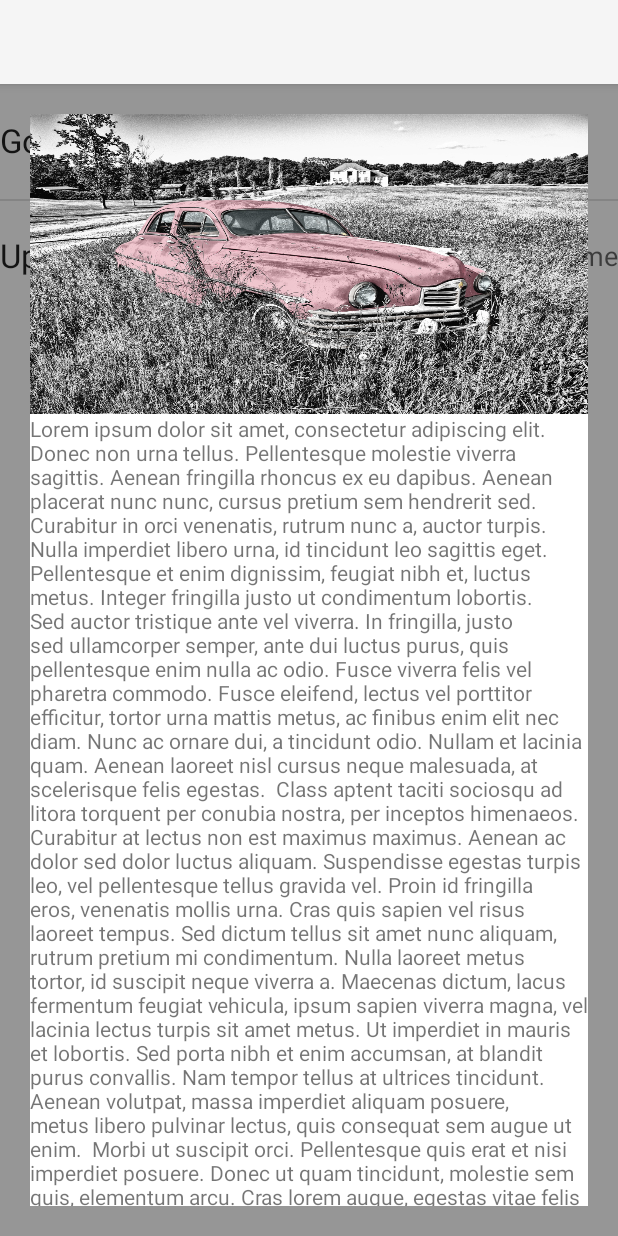
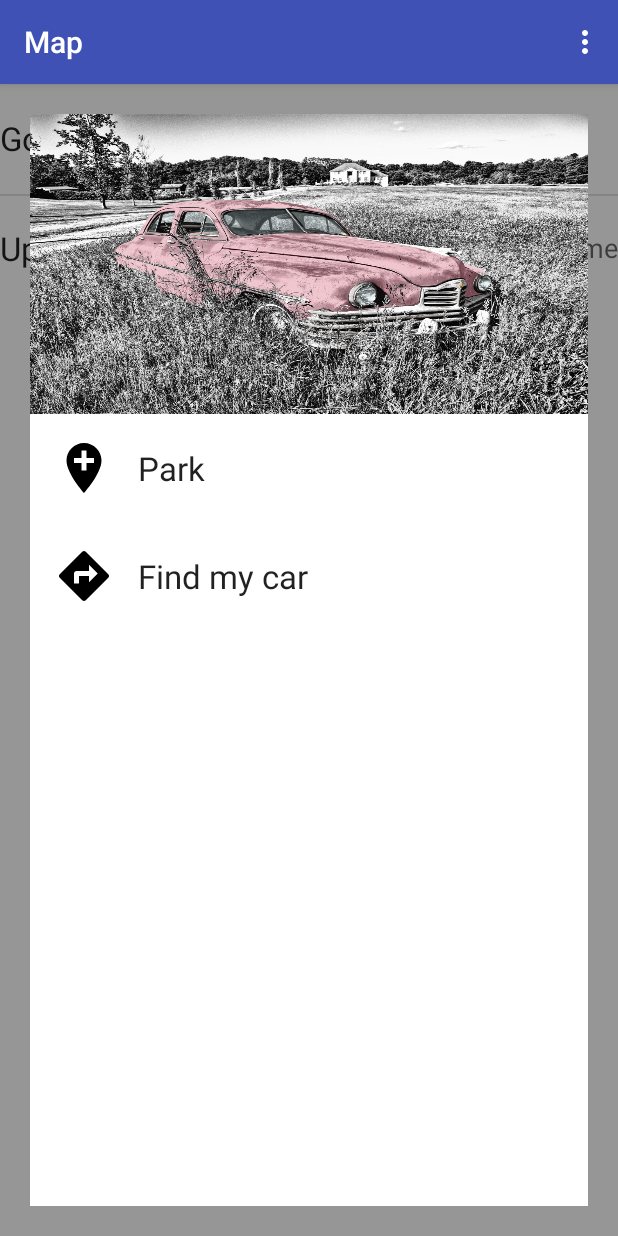
Before and after one commit to lohnn/find-my-car, an Android app: the fragment CarActionsFragment placed in its activity, on a phone screen of 412 x 824 dp. Run offline under Robolectric (Android 15) with nearby library versions, the phone set to English and light mode, and no system bars; libraries missing offline, so code that uses them is left out: com.sothree.slidinguppanel; plain views replace SlidingUpPanelLayout; 3 statements that could not run were skipped.

Commit message:
Redesigning car actions

```diff
--- a/mobile/src/main/AndroidManifest.xml
+++ b/mobile/src/main/AndroidManifest.xml
@@ -15,7 +15,7 @@
         android:icon="@mipmap/ic_launcher"
         android:label="@string/app_name"
         android:supportsRtl="true"
-        android:theme="@style/Theme.AppCompat.Light.NoActionBar">
+        android:theme="@style/FindMyCarAppTheme">
 
         <!--
              The API key for Google Maps-based APIs is defined as a string resource.
--- a/mobile/src/main/java/se/designcoach/findmycar/MainActivity.kt
+++ b/mobile/src/main/java/se/designcoach/findmycar/MainActivity.kt
@@ -8,14 +8,20 @@ import android.os.Bundle
 import android.support.v4.app.ActivityCompat
 import android.support.v4.app.FragmentActivity
 import android.support.v4.content.ContextCompat
+import android.support.v7.app.ActionBarActivity
+import android.support.v7.app.AppCompatActivity
 import android.support.v7.widget.LinearLayoutManager
 import android.support.v7.widget.RecyclerView
+import android.support.v7.widget.Toolbar
 import android.util.Log
+import android.view.Menu
+import android.view.MenuItem
 import com.google.android.gms.maps.CameraUpdateFactory
 import com.google.android.gms.maps.GoogleMap
 import com.google.android.gms.maps.OnMapReadyCallback
 import com.google.android.gms.maps.SupportMapFragment
 import com.google.android.gms.maps.model.LatLng
+import com.sothree.slidinguppanel.SlidingUpPanelLayout
 import se.designcoach.findmycar.adapter.MainCarAdapter
 import se.designcoach.findmycar.fragment.CarActionsFragment
 import se.designcoach.findmycar.model.BluetoothDevice
@@ -27,7 +33,7 @@ import java.util.*
  * Created by lohnn-macPro on 31/03/16.
  */
 
-class MainActivity : FragmentActivity(), OnMapReadyCallback {
+class MainActivity : AppCompatActivity(), OnMapReadyCallback {
     companion object {
         val TAG = "MainActivity"
         val ARG_CAR_POSITION = "CarPosition"
@@ -35,23 +41,30 @@ class MainActivity : FragmentActivity(), OnMapReadyCallback {
     }
 
     private var mMap: GoogleMap? = null
-    private var carPosition: LatLng? = null
     private var carActionsFragment: CarActionsFragment? = null
+    private var slidingUpPanel: SlidingUpPanelLayout? = null
 
     override fun onCreate(savedInstanceState: Bundle?) {
         super.onCreate(savedInstanceState)
-        val args = intent.extras
-        carPosition = args?.getParcelable<LatLng?>(ARG_CAR_POSITION)
-        if (carPosition == null) carPosition = LatLng(56.684238, 16.320195)
+
         setContentView(R.layout.activity_main)
         //Obtain the SupportMapFragment and get notified when the map is ready to be used.
         val mapFragment = supportFragmentManager.findFragmentById(R.id.map) as SupportMapFragment
         mapFragment.getMapAsync(this)
 
+        //Add some static cars to the list
+        val carPosition = LatLng(56.684238, 16.320195)
         val golfen = Car("Golfen", emptyArray<BluetoothDevice>())
         val uppen = Car("Uppen", emptyArray())
         uppen.lastSeen = LastSeenPosition(Date(), carPosition!!)
         val cars = arrayOf(golfen, uppen)
+
+        //Toolbar
+        val toolbar = findViewById(R.id.toolbar) as Toolbar
+        setSupportActionBar(toolbar)
+
+        //SlidingUpPanel (car list)
+        slidingUpPanel = findViewById(R.id.sliding_layout) as SlidingUpPanelLayout?
 
         val mainContent = findViewById(R.id.main_content)
         val recyclerView = findViewById(R.id.recyclerView) as RecyclerView
@@ -62,7 +75,7 @@ class MainActivity : FragmentActivity(), OnMapReadyCallback {
 
                 carActionsFragment = CarActionsFragment.newInstance(car)
                 val ft = supportFragmentManager.beginTransaction()
-                ft.add(mainContent.id, carActionsFragment).addToBackStack(null).commit()
+                ft.add(mainContent!!.id, carActionsFragment).addToBackStack(null).commit()
 
                 //                if(car.lastSeen != null){
                 //                    mMap!!.addMarker(MarkerOptions().position(car.lastSeen!!.position).title(getString(R.string.heres_your_car)))
@@ -71,6 +84,20 @@ class MainActivity : FragmentActivity(), OnMapReadyCallback {
             }
         })
         recyclerView.addItemDecoration(DividerItemDecoration(this, null))
+    }
+
+    override fun onCreateOptionsMenu(menu: Menu?): Boolean {
+        menuInflater.inflate(R.menu.menu_main, menu)
+        return true
+    }
+
+    override fun onOptionsItemSelected(item: MenuItem?): Boolean {
+        when(item?.itemId){
+            R.id.action_settings -> {
+                Log.d(TAG, "Want to open settings")
+            }
+        }
+        return super.onOptionsItemSelected(item)
     }
 
     override fun onRequestPermissionsResult(requestCode: Int, permissions: Array<out String>, grantResults: IntArray) {
@@ -82,6 +109,10 @@ class MainActivity : FragmentActivity(), OnMapReadyCallback {
     }
 
     override fun onBackPressed() {
+        if (slidingUpPanel?.panelState == SlidingUpPanelLayout.PanelState.EXPANDED) {
+            slidingUpPanel!!.panelState = SlidingUpPanelLayout.PanelState.COLLAPSED
+            return
+        }
         super.onBackPressed()
     }
 
--- a/mobile/src/main/java/se/designcoach/findmycar/fragment/CarActionsFragment.kt
+++ b/mobile/src/main/java/se/designcoach/findmycar/fragment/CarActionsFragment.kt
@@ -3,9 +3,7 @@ package se.designcoach.findmycar.fragment
 import android.os.Bundle
 import android.support.design.widget.CollapsingToolbarLayout
 import android.support.v4.app.Fragment
-import android.view.LayoutInflater
-import android.view.View
-import android.view.ViewGroup
+import android.view.*
 import se.designcoach.findmycar.R
 import se.designcoach.findmycar.model.Car
 
@@ -31,6 +29,7 @@ class CarActionsFragment : Fragment() {
     override fun onCreate(savedInstanceState: Bundle?) {
         super.onCreate(savedInstanceState)
         carName = arguments.getString(ARG_CAR_NAME)
+        setHasOptionsMenu(true)
     }
 
     override fun onCreateView(inflater: LayoutInflater?, container: ViewGroup?, savedInstanceState: Bundle?): View? {
--- /dev/null
+++ b/mobile/src/main/res/drawable/ic_add_location.xml
@@ -0,0 +1,9 @@
+<vector xmlns:android="http://schemas.android.com/apk/res/android"
+        android:width="24dp"
+        android:height="24dp"
+        android:viewportWidth="24.0"
+        android:viewportHeight="24.0">
+    <path
+        android:fillColor="#FF000000"
+        android:pathData="M12,2C8.14,2 5,5.14 5,9c0,5.25 7,13 7,13s7,-7.75 7,-13c0,-3.86 -3.14,-7 -7,-7zM16,10h-3v3h-2v-3L8,10L8,8h3L11,5h2v3h3v2z"/>
+</vector>
--- /dev/null
+++ b/mobile/src/main/res/drawable/ic_directions.xml
@@ -0,0 +1,9 @@
+<vector xmlns:android="http://schemas.android.com/apk/res/android"
+        android:width="24dp"
+        android:height="24dp"
+        android:viewportWidth="24.0"
+        android:viewportHeight="24.0">
+    <path
+        android:fillColor="#FF000000"
+        android:pathData="M21.71,11.29l-9,-9c-0.39,-0.39 -1.02,-0.39 -1.41,0l-9,9c-0.39,0.39 -0.39,1.02 0,1.41l9,9c0.39,0.39 1.02,0.39 1.41,0l9,-9c0.39,-0.38 0.39,-1.01 0,-1.41zM14,14.5V12h-4v3H8v-4c0,-0.55 0.45,-1 1,-1h5V7.5l3.5,3.5 -3.5,3.5z"/>
+</vector>
--- /dev/null
+++ b/mobile/src/main/res/drawable/ic_mode_edit.xml
@@ -0,0 +1,9 @@
+<vector xmlns:android="http://schemas.android.com/apk/res/android"
+        android:width="24dp"
+        android:height="24dp"
+        android:viewportWidth="24.0"
+        android:viewportHeight="24.0">
+    <path
+        android:fillColor="#FF000000"
+        android:pathData="M3,17.25V21h3.75L17.81,9.94l-3.75,-3.75L3,17.25zM20.71,7.04c0.39,-0.39 0.39,-1.02 0,-1.41l-2.34,-2.34c-0.39,-0.39 -1.02,-0.39 -1.41,0l-1.83,1.83 3.75,3.75 1.83,-1.83z"/>
+</vector>
--- a/mobile/src/main/res/layout/activity_edit_car.xml
+++ b/mobile/src/main/res/layout/activity_edit_car.xml
@@ -1,7 +1,6 @@
-<android.support.design.widget.CoordinatorLayout
+<android.support.design.widget.CoordinatorLayout xmlns:android="http://schemas.android.com/apk/res/android"
+    xmlns:app="http://schemas.android.com/apk/res-auto"
     android:id="@+id/main_content"
-    xmlns:android="http://schemas.android.com/apk/res/android"
-    xmlns:app="http://schemas.android.com/apk/res-auto"
     android:layout_width="match_parent"
     android:layout_height="match_parent">
 
@@ -28,14 +27,13 @@
         android:id="@+id/content"
         android:layout_width="match_parent"
         android:layout_height="match_parent"
-        app:layout_behavior="@string/appbar_scrolling_view_behavior"
-        >
+        app:layout_behavior="@string/appbar_scrolling_view_behavior">
 
         <TextView
+            android:id="@+id/textView"
             android:layout_width="match_parent"
             android:layout_height="75dp"
-            android:text="Here&apos;s your cars!"
-            android:id="@+id/textView"
-            android:layout_gravity="left|top" />
+            android:layout_gravity="left|top"
+            android:text="Here&apos;s your cars!" />
     </FrameLayout>
 </android.support.design.widget.CoordinatorLayout>
--- a/mobile/src/main/res/layout/activity_main.xml
+++ b/mobile/src/main/res/layout/activity_main.xml
@@ -8,6 +8,7 @@
     <LinearLayout
         android:layout_width="match_parent"
         android:layout_height="match_parent"
+        android:fitsSystemWindows="true"
         android:orientation="vertical">
 
         <!-- AppBarLayout is a wrapper for a Toolbar in order to apply scrolling effects. -->
@@ -24,7 +25,9 @@
                 android:layout_width="match_parent"
                 android:layout_height="?attr/actionBarSize"
                 android:background="?attr/colorPrimary"
-                app:layout_scrollFlags="scroll|enterAlways" />
+                app:layout_scrollFlags="scroll|enterAlways"
+                app:popupTheme="@style/ThemeOverlay.AppCompat.Light"
+                app:theme="@style/ThemeOverlay.AppCompat.Dark.ActionBar" />
         </android.support.design.widget.AppBarLayout>
 
         <!-- FrameLayout can be used to insert fragments to display the content of the screen -->
--- a/mobile/src/main/res/layout/fragment_car_actions.xml
+++ b/mobile/src/main/res/layout/fragment_car_actions.xml
@@ -5,20 +5,19 @@
     android:layout_height="match_parent"
     android:background="#66000000"
     android:clickable="true"
-    android:fitsSystemWindows="true"
     android:padding="20dp">
 
     <android.support.design.widget.AppBarLayout
         android:layout_width="match_parent"
-        android:layout_height="wrap_content"
-        android:fitsSystemWindows="true">
+        android:layout_height="wrap_content">
 
         <android.support.design.widget.CollapsingToolbarLayout
             android:id="@+id/carActions_collapsing_toolbar"
             android:layout_width="match_parent"
             android:layout_height="match_parent"
+            app:collapsedTitleTextAppearance="@style/CollapsedAppBar"
             app:contentScrim="@android:color/holo_purple"
-            app:expandedTitleTextAppearance="@style/CollapsedAppBar"
+            app:expandedTitleTextAppearance="@style/ExpandedAppBar"
             app:layout_scrollFlags="scroll|exitUntilCollapsed">
 
             <RelativeLayout
@@ -57,9 +56,12 @@
             <android.support.v7.widget.Toolbar
                 android:layout_width="match_parent"
                 android:layout_height="?attr/actionBarSize"
-                app:layout_collapseMode="pin"></android.support.v7.widget.Toolbar>
+                app:layout_collapseMode="pin">
+
+            </android.support.v7.widget.Toolbar>
         </android.support.design.widget.CollapsingToolbarLayout>
     </android.support.design.widget.AppBarLayout>
+
 
     <android.support.v4.widget.NestedScrollView
         android:layout_width="match_parent"
@@ -67,13 +69,71 @@
         android:background="@android:color/white"
         app:layout_behavior="@string/appbar_scrolling_view_behavior">
 
-        <TextView
+        <LinearLayout
             android:layout_width="match_parent"
-            android:layout_height="match_parent"
-            android:text="Lorem ipsum dolor sit amet, consectetur adipiscing elit. Donec non urna tellus. Pellentesque molestie viverra sagittis. Aenean fringilla rhoncus ex eu dapibus. Aenean placerat nunc nunc, cursus pretium sem hendrerit sed. Curabitur in orci venenatis, rutrum nunc a, auctor turpis. Nulla imperdiet libero urna, id tincidunt leo sagittis eget. Pellentesque et enim dignissim, feugiat nibh et, luctus metus. Integer fringilla justo ut condimentum lobortis. Sed auctor tristique ante vel viverra. In fringilla, justo sed ullamcorper semper, ante dui luctus purus, quis pellentesque enim nulla ac odio. Fusce viverra felis vel pharetra commodo. Fusce eleifend, lectus vel porttitor efficitur, tortor urna mattis metus, ac finibus enim elit nec diam. Nunc ac ornare dui, a tincidunt odio. Nullam et lacinia quam. Aenean laoreet nisl cursus neque malesuada, at scelerisque felis egestas.
+            android:layout_height="wrap_content"
+            android:background="@android:color/white"
+            android:orientation="vertical"
+            app:layout_behavior="@string/appbar_scrolling_view_behavior">
 
-Class aptent taciti sociosqu ad litora torquent per conubia nostra, per inceptos himenaeos. Curabitur at lectus non est maximus maximus. Aenean ac dolor sed dolor luctus aliquam. Suspendisse egestas turpis leo, vel pellentesque tellus gravida vel. Proin id fringilla eros, venenatis mollis urna. Cras quis sapien vel risus laoreet tempus. Sed dictum tellus sit amet nunc aliquam, rutrum pretium mi condimentum. Nulla laoreet metus tortor, id suscipit neque viverra a. Maecenas dictum, lacus fermentum feugiat vehicula, ipsum sapien viverra magna, vel lacinia lectus turpis sit amet metus. Ut imperdiet in mauris et lobortis. Sed porta nibh et enim accumsan, at blandit purus convallis. Nam tempor tellus at ultrices tincidunt. Aenean volutpat, massa imperdiet aliquam posuere, metus libero pulvinar lectus, quis consequat sem augue ut enim.
+            <RelativeLayout
+                android:layout_width="match_parent"
+                android:layout_height="72dp">
 
-Morbi ut suscipit orci. Pellentesque quis erat et nisi imperdiet posuere. Donec ut quam tincidunt, molestie sem quis, elementum arcu. Cras lorem augue, egestas vitae felis a, aliquet posuere neque. Integer nec enim et leo consequat consequat id vel nibh. Donec tristique erat neque, at cursus dui gravida in. Vivamus sit amet quam metus. Maecenas rhoncus posuere tortor, sed ullamcorper est mollis sed. Duis in lectus in arcu eleifend faucibus. Nulla at magna a nunc dictum laoreet sit amet at odio. Aliquam blandit bibendum purus vel pulvinar. Vivamus sed lectus id eros tincidunt hendrerit ut sed nulla. Curabitur eu odio rhoncus massa ornare pretium non in mi. Vivamus quis orci a dolor mattis vestibulum quis ac libero." />
+                <ImageView
+                    android:id="@+id/imageView2"
+                    android:layout_width="40dp"
+                    android:layout_height="40dp"
+                    android:layout_alignParentLeft="true"
+                    android:layout_alignParentStart="true"
+                    android:layout_centerVertical="true"
+                    android:layout_margin="16dp"
+                    android:src="@drawable/ic_add_location" />
+
+                <TextView
+                    android:id="@+id/textView2"
+                    android:layout_width="wrap_content"
+                    android:layout_height="wrap_content"
+                    android:layout_alignParentEnd="true"
+                    android:layout_alignParentRight="true"
+                    android:layout_centerVertical="true"
+                    android:layout_marginEnd="16dp"
+                    android:layout_marginRight="16dp"
+                    android:layout_toEndOf="@+id/imageView2"
+                    android:layout_toRightOf="@+id/imageView2"
+                    android:text="@string/carActions_park"
+                    android:textAppearance="?android:attr/textAppearanceLarge" />
+            </RelativeLayout>
+
+            <RelativeLayout
+                android:layout_width="match_parent"
+                android:layout_height="72dp">
+
+                <ImageView
+                    android:id="@+id/imageView3"
+                    android:layout_width="40dp"
+                    android:layout_height="40dp"
+                    android:layout_alignParentLeft="true"
+                    android:layout_alignParentStart="true"
+                    android:layout_centerVertical="true"
+                    android:layout_margin="16dp"
+                    android:src="@drawable/ic_directions" />
+
+                <TextView
+                    android:id="@+id/textView3"
+                    android:layout_width="wrap_content"
+                    android:layout_height="wrap_content"
+                    android:layout_alignParentEnd="true"
+                    android:layout_alignParentRight="true"
+                    android:layout_centerVertical="true"
+                    android:layout_marginEnd="16dp"
+                    android:layout_marginRight="16dp"
+                    android:layout_toEndOf="@+id/imageView3"
+                    android:layout_toRightOf="@+id/imageView3"
+                    android:text="@string/carActions_find"
+                    android:textAppearance="?android:attr/textAppearanceLarge" />
+            </RelativeLayout>
+
+        </LinearLayout>
     </android.support.v4.widget.NestedScrollView>
 </android.support.design.widget.CoordinatorLayout>
--- a/mobile/src/main/res/layout/main_car_view.xml
+++ b/mobile/src/main/res/layout/main_car_view.xml
@@ -1,7 +1,7 @@
 <?xml version="1.0" encoding="utf-8"?>
 <RelativeLayout xmlns:android="http://schemas.android.com/apk/res/android"
     android:layout_width="match_parent"
-    android:layout_height="75dp"
+    android:layout_height="72dp"
     android:orientation="vertical"
     android:background="?attr/selectableItemBackground">
 
--- /dev/null
+++ b/mobile/src/main/res/menu/menu_car_actions.xml
@@ -0,0 +1,15 @@
+<?xml version="1.0" encoding="utf-8"?>
+<menu xmlns:android="http://schemas.android.com/apk/res/android"
+    xmlns:tools="http://schemas.android.com/tools"
+    tools:context=".MainActivity">
+    <item
+        android:id="@+id/action_settings"
+        android:orderInCategory="100"
+        android:showAsAction="never"
+        android:title="Settings" />
+    <item
+        android:id="@+id/action_edit"
+        android:icon="@drawable/ic_mode_edit"
+        android:orderInCategory="200"
+        android:showAsAction="always" />
+</menu>
--- /dev/null
+++ b/mobile/src/main/res/menu/menu_main.xml
@@ -0,0 +1,10 @@
+<?xml version="1.0" encoding="utf-8"?>
+<menu xmlns:android="http://schemas.android.com/apk/res/android"
+    xmlns:tools="http://schemas.android.com/tools"
+    tools:context=".MainActivity">
+    <item
+        android:id="@+id/action_settings"
+        android:orderInCategory="100"
+        android:showAsAction="never"
+        android:title="Settings" />
+</menu>
--- a/mobile/src/main/res/values/strings.xml
+++ b/mobile/src/main/res/values/strings.xml
@@ -2,4 +2,6 @@
     <string name="app_name">Find my car</string>
     <string name="title_activity_maps">Map</string>
     <string name="heres_your_car">Here\'s your car!</string>
+    <string name="carActions_park">Park</string>
+    <string name="carActions_find">Find my car</string>
 </resources>
--- a/mobile/src/main/res/values/styles.xml
+++ b/mobile/src/main/res/values/styles.xml
@@ -1,7 +1,7 @@
 <resources>
 
     <!-- Base application theme. -->
-    <style name="AppTheme" parent="Theme.AppCompat.Light.DarkActionBar">
+    <style name="FindMyCarAppTheme" parent="Theme.AppCompat.Light.NoActionBar">
         <!-- Customize your theme here. -->
         <item name="colorPrimary">@color/colorPrimary</item>
         <item name="colorPrimaryDark">@color/colorPrimaryDark</item>
@@ -9,6 +9,12 @@
     </style>
 
     <style name="CollapsedAppBar" parent="@android:style/TextAppearance.Medium">
+        <item name="android:textSize">18sp</item>
+        <item name="android:textColor">@android:color/white</item>
+        <item name="android:textStyle">normal</item>
+    </style>
+
+    <style name="ExpandedAppBar" parent="@android:style/TextAppearance.Medium">
         <item name="android:textSize">24sp</item>
         <item name="android:textColor">@android:color/white</item>
         <item name="android:textStyle">normal</item>
```
Also changed, not shown: 3 other files.
